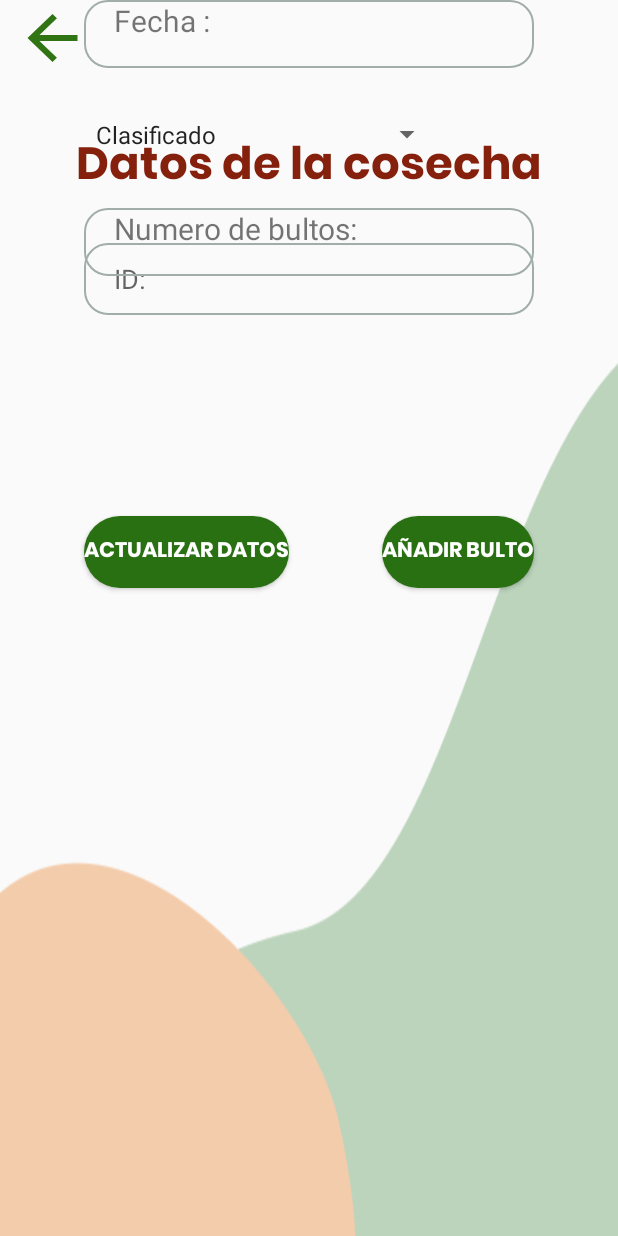
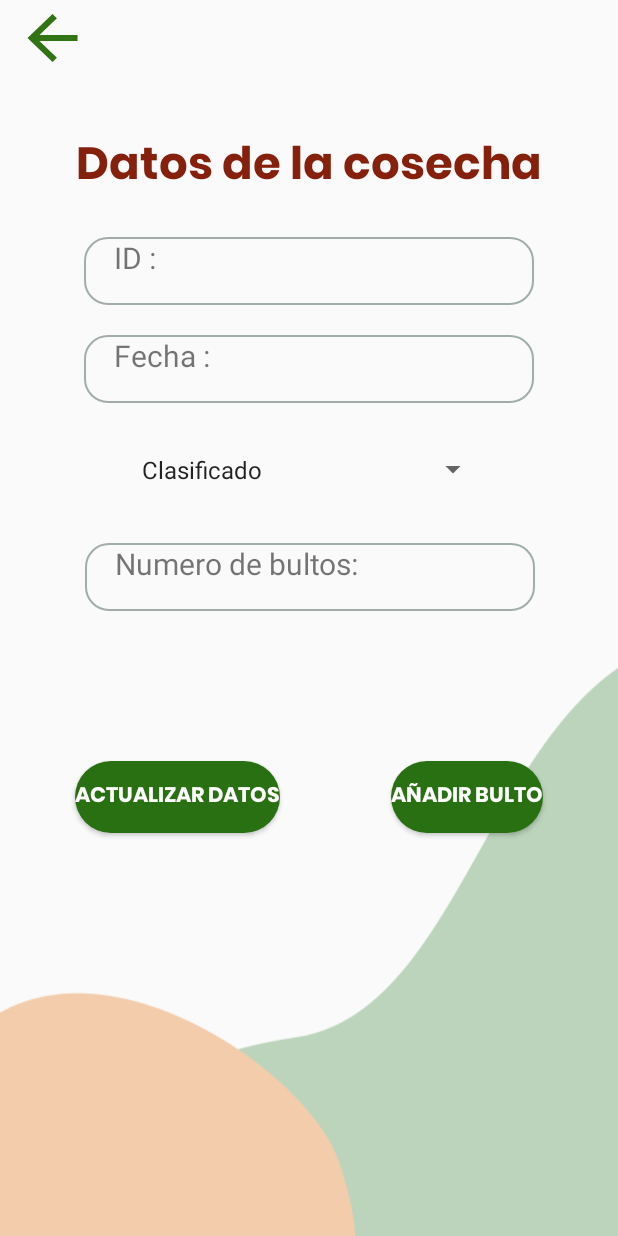
Before and after one commit to JhonSaldarriaga/CoffeeTec-Android, an Android app: the ShowHarvestActivity screen opened directly, with no data from a screen before it, on a phone screen of 412 x 824 dp. Run offline under Robolectric (Android 15) with nearby library versions, the phone set to English and light mode, and no system bars; our stand-ins replace Firebase (no records; nobody signed in at launch, a user with empty details on screens opened directly); 2 statements that could not run were skipped.

Commit message:
full functionality and bug fixes in activity views and layout.

```diff
--- a/app/src/main/java/com/example/coffetec/HarvestViewHolder.kt
+++ b/app/src/main/java/com/example/coffetec/HarvestViewHolder.kt
@@ -26,7 +26,7 @@ class HarvestViewHolder(itemView : View): RecyclerView.ViewHolder(itemView) {
 
     fun bindHarves(harvestBind:Harvest){
         harvest = harvestBind
-        id.setText(harvestBind.id)
+        id.setText("ID: "+harvestBind.id)
         numLump.setText(""+harvestBind.numLump)
         state.setText(harvestBind.state)
     }
--- a/app/src/main/java/com/example/coffetec/NewLumpActivity.kt
+++ b/app/src/main/java/com/example/coffetec/NewLumpActivity.kt
@@ -11,6 +11,8 @@ import com.example.coffetec.fragments.HarvestFragment
 import com.google.firebase.firestore.ktx.firestore
 import com.google.firebase.ktx.Firebase
 import com.google.gson.Gson
+import com.google.zxing.BarcodeFormat
+import com.journeyapps.barcodescanner.BarcodeEncoder
 ///import com.google.zxing.BarcodeFormat
 ///import com.journeyapps.barcodescanner.BarcodeEncoder
 import java.util.*
@@ -68,7 +70,7 @@ class NewLumpActivity : AppCompatActivity() {
             finish()
         }
 
-        /**
+
         binding.btnGenerar.setOnClickListener {
             try{
                 val barcodeEncode : BarcodeEncoder = BarcodeEncoder()
@@ -83,6 +85,5 @@ class NewLumpActivity : AppCompatActivity() {
                 e.printStackTrace()
             }
         }
-        */
     }
 }
--- a/app/src/main/java/com/example/coffetec/ShowHarvestActivity.kt
+++ b/app/src/main/java/com/example/coffetec/ShowHarvestActivity.kt
@@ -44,6 +44,10 @@ class ShowHarvestActivity : AppCompatActivity() {
             finish()
             startActivity(intent)
         }
+
+        binding.btnCancel.setOnClickListener {
+            finish()
+        }
     }
 
     private fun loadInfo(){
@@ -52,9 +56,9 @@ class ShowHarvestActivity : AppCompatActivity() {
             .document(harvestId).get().addOnCompleteListener { harvest->
                 val harvestInfo: Harvest = harvest.result.toObject(Harvest::class.java)!!
                 if(harvestInfo.id!=""){
-                    binding.idHarvest.setText(harvestInfo.id)
-                    binding.dateHarvest.setText(harvestInfo.date)
-                    binding.numBult.setText(harvestInfo.numLump.toString())
+                    binding.idHarvest.setText("ID: "+harvestInfo.id)
+                    binding.dateHarvest.setText("Fecha: "+harvestInfo.date)
+                    binding.numBult.setText("Numero de bultos "+harvestInfo.numLump.toString())
                 }
             }
     }
--- a/app/src/main/res/layout/activity_new_lump.xml
+++ b/app/src/main/res/layout/activity_new_lump.xml
@@ -42,7 +42,7 @@
         android:id="@+id/etDatos"
         android:layout_width="300dp"
         android:layout_height="65dp"
-        android:layout_marginTop="40dp"
+        android:layout_marginTop="20dp"
         android:background="@drawable/background_input"
         android:hint="Datos sobre sobre el bulto"
         app:layout_constraintEnd_toEndOf="parent"
--- a/app/src/main/res/layout/activity_show_harvest.xml
+++ b/app/src/main/res/layout/activity_show_harvest.xml
@@ -6,16 +6,15 @@
     android:layout_height="match_parent"
     tools:context=".ShowHarvestActivity">
 
-    <androidx.constraintlayout.widget.ConstraintLayout
-        android:layout_width="0dp"
-        android:layout_height="0dp"
-        android:background="@drawable/background_inferior"
-        app:layout_constraintBottom_toBottomOf="parent"
-        app:layout_constraintEnd_toEndOf="parent"
-        app:layout_constraintStart_toStartOf="parent"
-        app:layout_constraintTop_toBottomOf="@+id/numBult">
-
-    </androidx.constraintlayout.widget.ConstraintLayout>
+    <Spinner
+        android:id="@+id/stateSpinner2"
+        android:layout_width="239dp"
+        android:layout_height="50dp"
+        android:layout_marginTop="19dp"
+        android:entries="@array/states_spinner"
+        app:layout_constraintEnd_toEndOf="@+id/dateHarvest"
+        app:layout_constraintStart_toStartOf="@+id/dateHarvest"
+        app:layout_constraintTop_toBottomOf="@+id/dateHarvest" />
 
     <TextView
         android:id="@+id/textView3"
@@ -29,6 +28,73 @@
         app:layout_constraintEnd_toEndOf="@+id/headerLayoutInfo"
         app:layout_constraintStart_toStartOf="@+id/headerLayoutInfo"
         app:layout_constraintTop_toBottomOf="@+id/headerLayoutInfo" />
+
+    <TextView
+        android:id="@+id/dateHarvest"
+        android:layout_width="300dp"
+        android:layout_height="45sp"
+        android:layout_marginTop="20dp"
+        android:background="@drawable/background_input"
+        android:paddingStart="20dp"
+        android:text="Fecha :"
+        android:textAlignment="textStart"
+        android:textSize="20sp"
+        app:layout_constraintEnd_toEndOf="@+id/idHarvest"
+        app:layout_constraintStart_toStartOf="@+id/idHarvest"
+        app:layout_constraintTop_toBottomOf="@+id/idHarvest" />
+
+    <TextView
+        android:id="@+id/idHarvest"
+        android:layout_width="300dp"
+        android:layout_height="45sp"
+        android:layout_marginTop="20dp"
+        android:background="@drawable/background_input"
+        android:paddingStart="20dp"
+        android:text="ID :"
+        android:textAlignment="textStart"
+        android:textSize="20sp"
+        app:layout_constraintEnd_toEndOf="@+id/textView3"
+        app:layout_constraintStart_toStartOf="@+id/textView3"
+        app:layout_constraintTop_toBottomOf="@+id/textView3" />
+
+    <TextView
+        android:id="@+id/numBult"
+        android:layout_width="300dp"
+        android:layout_height="45dp"
+        android:layout_marginTop="24dp"
+        android:background="@drawable/background_input"
+        android:paddingStart="20dp"
+        android:text="Numero de bultos:"
+        android:textSize="20sp"
+        app:layout_constraintEnd_toEndOf="@+id/stateSpinner2"
+        app:layout_constraintStart_toStartOf="@+id/stateSpinner2"
+        app:layout_constraintTop_toBottomOf="@+id/stateSpinner2" />
+
+    <Button
+        android:id="@+id/btnEdit"
+        android:layout_width="wrap_content"
+        android:layout_height="wrap_content"
+        android:layout_marginStart="50dp"
+        android:layout_marginTop="100dp"
+        android:background="@drawable/background_btn"
+        android:fontFamily="@font/poppins_bold"
+        android:text="Actualizar datos"
+        android:textColor="@color/white"
+        app:layout_constraintStart_toStartOf="parent"
+        app:layout_constraintTop_toBottomOf="@+id/numBult" />
+
+    <Button
+        android:id="@+id/btnAddLump"
+        android:layout_width="wrap_content"
+        android:layout_height="wrap_content"
+        android:layout_marginTop="100dp"
+        android:layout_marginEnd="50dp"
+        android:background="@drawable/background_btn"
+        android:fontFamily="@font/poppins_bold"
+        android:text="Añadir bulto"
+        android:textColor="@color/white"
+        app:layout_constraintEnd_toEndOf="parent"
+        app:layout_constraintTop_toBottomOf="@+id/numBult" />
 
     <androidx.constraintlayout.widget.ConstraintLayout
         android:id="@+id/headerLayoutInfo"
@@ -49,78 +115,15 @@
             app:layout_constraintTop_toTopOf="parent" />
     </androidx.constraintlayout.widget.ConstraintLayout>
 
-    <Spinner
-        android:id="@+id/stateSpinner2"
-        android:layout_width="239dp"
-        android:layout_height="50dp"
-        android:layout_marginTop="19dp"
-        android:entries="@array/states_spinner"
-        app:layout_constraintStart_toStartOf="@+id/dateHarvest"
-        app:layout_constraintTop_toBottomOf="@+id/dateHarvest" />
+    <androidx.constraintlayout.widget.ConstraintLayout
+        android:id="@+id/constraintLayout"
+        android:layout_width="0dp"
+        android:layout_height="0dp"
+        android:background="@drawable/background_inferior"
+        app:layout_constraintBottom_toBottomOf="parent"
+        app:layout_constraintEnd_toEndOf="parent"
+        app:layout_constraintStart_toStartOf="parent"
+        app:layout_constraintTop_toBottomOf="@+id/numBult">
 
-    <EditText
-        android:id="@+id/idHarvest"
-        android:layout_width="300dp"
-        android:layout_height="wrap_content"
-        android:layout_marginTop="24dp"
-        android:background="@drawable/background_input"
-        android:editable="false"
-        android:ems="10"
-        android:hint="ID:"
-        android:inputType="textPersonName"
-        android:minHeight="48dp"
-        android:paddingStart="20dp"
-        android:textAlignment="textStart"
-        app:layout_constraintEnd_toEndOf="@+id/textView3"
-        app:layout_constraintStart_toStartOf="@+id/textView3"
-        app:layout_constraintTop_toBottomOf="@+id/textView3" />
-
-    <TextView
-        android:id="@+id/dateHarvest"
-        android:layout_width="300dp"
-        android:layout_height="45sp"
-        android:background="@drawable/background_input"
-        android:paddingStart="20dp"
-        android:text="Fecha :"
-        android:textAlignment="textStart"
-        android:textSize="20sp"
-        app:layout_constraintEnd_toEndOf="@+id/idHarvest"
-        app:layout_constraintStart_toStartOf="@+id/idHarvest"
-        tools:layout_editor_absoluteY="234dp" />
-
-    <TextView
-        android:id="@+id/numBult"
-        android:layout_width="300dp"
-        android:layout_height="45dp"
-        android:layout_marginTop="24dp"
-        android:background="@drawable/background_input"
-        android:paddingStart="20dp"
-        android:text="Numero de bultos:"
-        android:textSize="20sp"
-        app:layout_constraintStart_toStartOf="@+id/stateSpinner2"
-        app:layout_constraintTop_toBottomOf="@+id/stateSpinner2" />
-
-    <Button
-        android:id="@+id/btnEdit"
-        android:layout_width="wrap_content"
-        android:layout_height="wrap_content"
-        android:layout_marginTop="160dp"
-        android:background="@drawable/background_btn"
-        android:fontFamily="@font/poppins_bold"
-        android:text="Actualizar datos"
-        android:textColor="@color/white"
-        app:layout_constraintStart_toStartOf="@+id/numBult"
-        app:layout_constraintTop_toBottomOf="@+id/numBult" />
-
-    <Button
-        android:id="@+id/btnAddLump"
-        android:layout_width="wrap_content"
-        android:layout_height="wrap_content"
-        android:layout_marginTop="160dp"
-        android:background="@drawable/background_btn"
-        android:fontFamily="@font/poppins_bold"
-        android:text="Añadir bulto"
-        android:textColor="@color/white"
-        app:layout_constraintEnd_toEndOf="@+id/numBult"
-        app:layout_constraintTop_toBottomOf="@+id/numBult" />
+    </androidx.constraintlayout.widget.ConstraintLayout>
 </androidx.constraintlayout.widget.ConstraintLayout>
```
